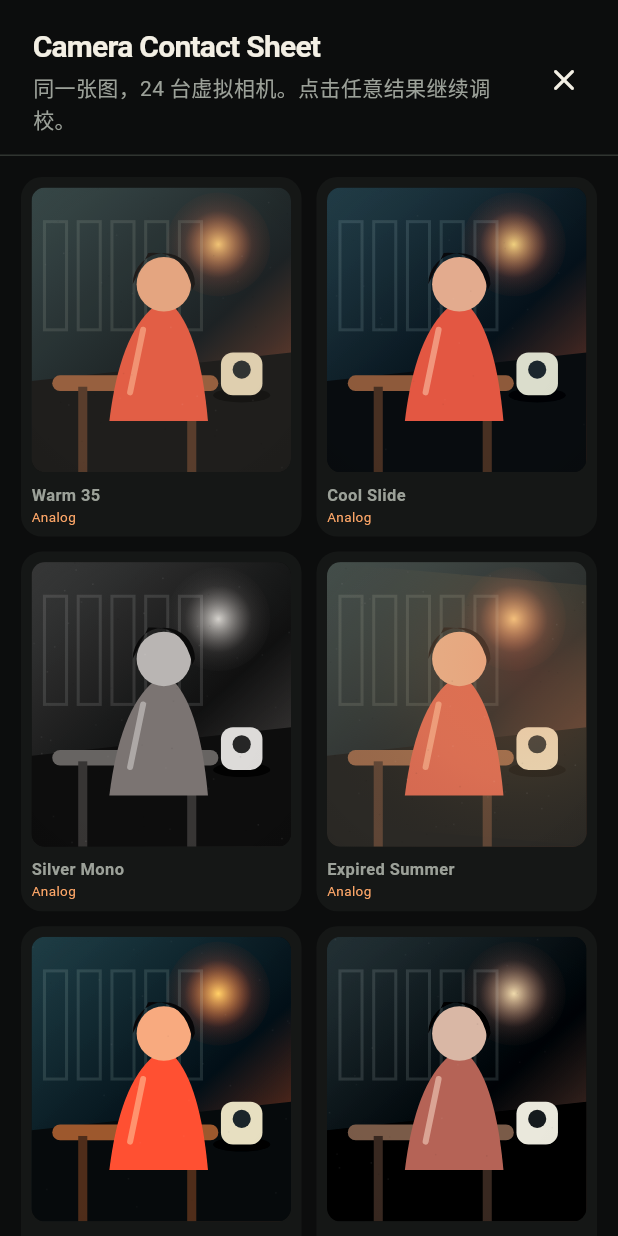
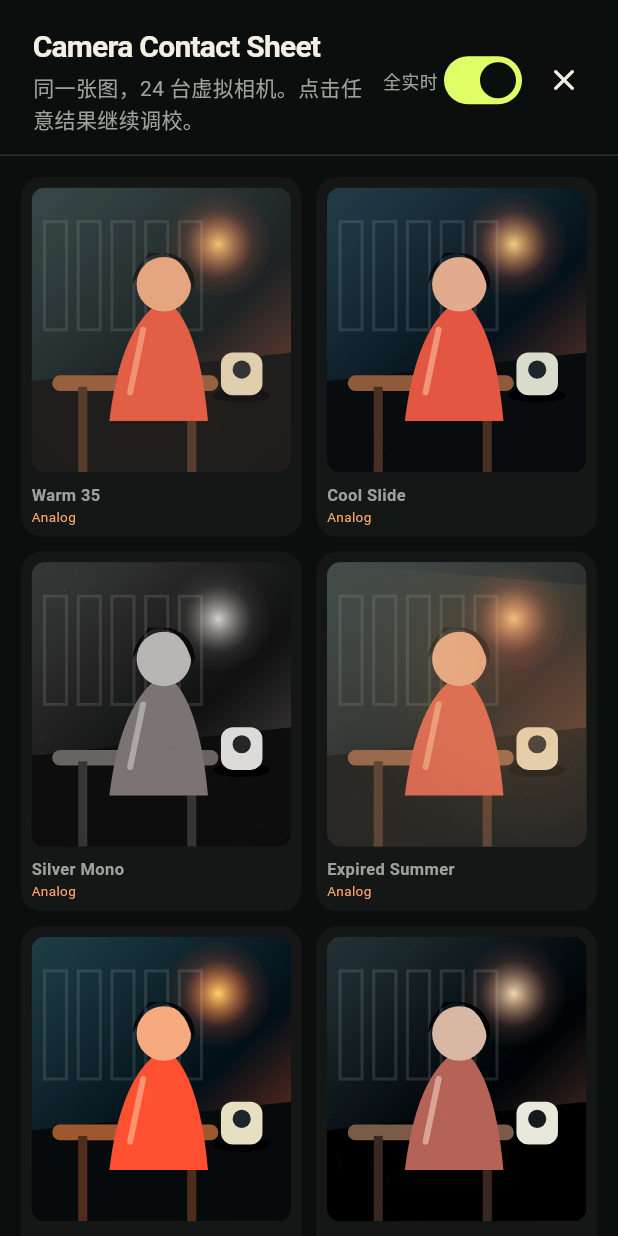
Before and after one commit to hhdhh/unflatten, a Flutter app: the _ContactSheet widget shown alone on an empty page, opened directly, on a phone screen of 412 x 824 dp. Run offline on Flutter 3.47's test engine with Material 3 defaults, Android fonts, the phone set to English and light mode, and no system bars; our stand-ins replace flutter_riverpod, go_router; missing offline and left inert: file_selector.

Commit message:
perf: ContactSheet 全实时开关 + CameraPreview liteMode
Camera Lab 性能补强：
- CameraPreview 新增 liteMode 参数，跳过 grain/halation/lightLeak/chromaticAberration 四种随机 + CustomPaint 重操作
- ContactSheet 改 ConsumerStatefulWidget，header 加「全实时」Switch
- 开关关闭时 24 个格子用 liteMode：保留色彩矩阵 + vignette + bloom + flash，跳过 4 种程序化效果
- 开关开启（默认）行为不变，24 个全跑完整效果

文档：
- README 顶部加 desktop + mobile 截图（引用 test/goldens/）
- README 加平台支持矩阵、CI 介绍、上手文档索引、许可与致谢段

```diff
--- a/lib/features/camera_lab/presentation/camera_lab_screen.dart
+++ b/lib/features/camera_lab/presentation/camera_lab_screen.dart
@@ -1059,11 +1059,18 @@ Future<void> _showContactSheet(BuildContext context) {
   );
 }
 
-class _ContactSheet extends ConsumerWidget {
+class _ContactSheet extends ConsumerStatefulWidget {
   const _ContactSheet();
 
   @override
-  Widget build(BuildContext context, WidgetRef ref) {
+  ConsumerState<_ContactSheet> createState() => _ContactSheetState();
+}
+
+class _ContactSheetState extends ConsumerState<_ContactSheet> {
+  bool _fullRender = true;
+
+  @override
+  Widget build(BuildContext context) {
     final state = ref.watch(cameraLabProvider);
     return Column(
       children: [
@@ -1081,6 +1088,25 @@ class _ContactSheet extends ConsumerWidget {
                     ),
                     const SizedBox(height: 3),
                     const Text('同一张图，24 台虚拟相机。点击任意结果继续调校。'),
+                  ],
+                ),
+              ),
+              Tooltip(
+                message: _fullRender
+                    ? '关闭后 24 个格子只跑色彩矩阵，跳过颗粒与漏光'
+                    : '开启后 24 个格子都跑完整程序化效果',
+                child: Row(
+                  mainAxisSize: MainAxisSize.min,
+                  children: [
+                    const Text(
+                      '全实时',
+                      style: TextStyle(fontSize: 12),
+                    ),
+                    Switch(
+                      value: _fullRender,
+                      onChanged: (value) =>
+                          setState(() => _fullRender = value),
+                    ),
                   ],
                 ),
               ),
@@ -1137,6 +1163,7 @@ class _ContactSheet extends ConsumerWidget {
                                 imageBytes: state.image?.bytes,
                                 borderRadius: 9,
                                 showOverlay: false,
+                                liteMode: !_fullRender,
                               ),
                             ),
                             const SizedBox(height: 7),
--- a/lib/features/camera_lab/presentation/widgets/camera_preview.dart
+++ b/lib/features/camera_lab/presentation/widgets/camera_preview.dart
@@ -16,6 +16,7 @@ class CameraPreview extends StatelessWidget {
     this.imageBytes,
     this.borderRadius = 24,
     this.showOverlay = true,
+    this.liteMode = false,
   });
 
   final CameraRecipe recipe;
@@ -25,6 +26,7 @@ class CameraPreview extends StatelessWidget {
   final Uint8List? imageBytes;
   final double borderRadius;
   final bool showOverlay;
+  final bool liteMode;
 
   @override
   Widget build(BuildContext context) {
@@ -38,6 +40,7 @@ class CameraPreview extends StatelessWidget {
             gaplessPlayback: true,
             filterQuality: FilterQuality.high,
           );
+    final runProcedural = !liteMode;
 
     return ClipRRect(
       borderRadius: BorderRadius.circular(borderRadius),
@@ -67,20 +70,20 @@ class CameraPreview extends StatelessWidget {
                   ),
                 ),
               ),
-            if (recipe.lens.chromaticAberration > 0.04)
+            if (runProcedural && recipe.lens.chromaticAberration > 0.04)
               _ChromaticEdge(
                 amount: recipe.lens.chromaticAberration * intensity,
               ),
             if (tuning.flash > 0.02)
               _FlashOverlay(amount: tuning.flash * intensity),
-            if (recipe.condition.lightLeak > 0.02)
+            if (runProcedural && recipe.condition.lightLeak > 0.02)
               _LightLeakOverlay(
                 amount: recipe.condition.lightLeak * intensity,
                 signature: signature,
               ),
             if (tuning.vignette > 0.02)
               _VignetteOverlay(amount: tuning.vignette * intensity),
-            if (tuning.grain > 0.02)
+            if (runProcedural && tuning.grain > 0.02)
               IgnorePointer(
                 child: RepaintBoundary(
                   child: CustomPaint(
```
Also changed, not shown: 1 other file.
